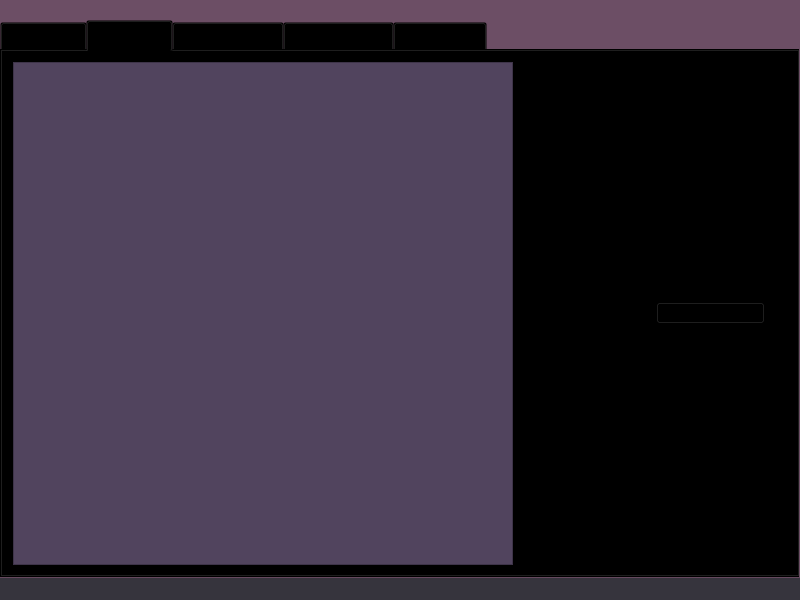
Before: the Qt Designer form BD/CoursWork/GameStore/mainwindow.ui in andrej22116/PSU_Labs, drawn with Qt 5.
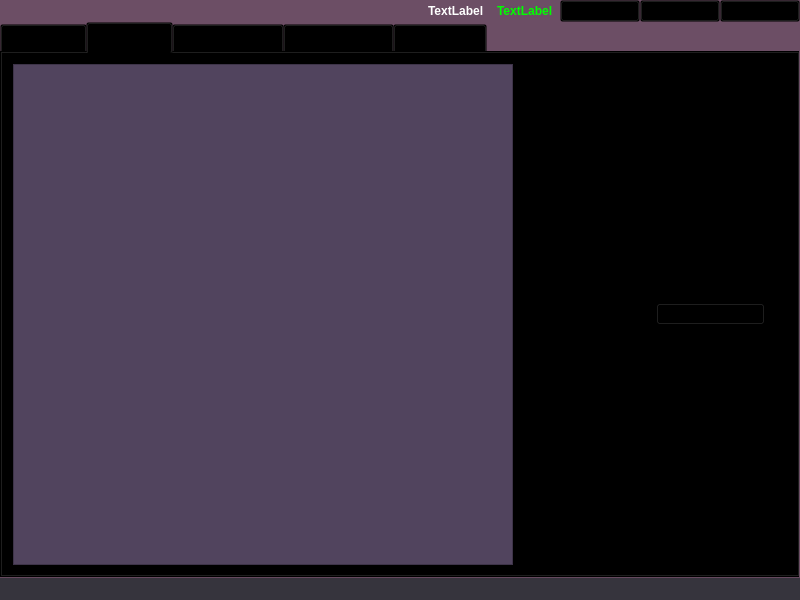
After: the same form once the commit is applied. Icons and pictures are not drawn.

Commit message: Added login dialog and more!

The edit to the form file:
```diff
--- a/BD/CoursWork/GameStore/mainwindow.ui
+++ b/BD/CoursWork/GameStore/mainwindow.ui
@@ -32,11 +32,11 @@
 #centralWidget  {
 	background-color: rgb(108, 78, 101);
 }
-
+/*
 #mainTabWidget, #tabGameStore {
 	background-color: transparent;
 }
-
+*/
 #listGames {
 	background-color: rgb(81, 68, 94);
 }</string>
@@ -72,6 +72,17 @@
         <height>30</height>
        </size>
       </property>
+      <property name="styleSheet">
+       <string notr="true">QLabel {
+	font-weight: bold;
+	padding: 2px 3px 2px 3px;
+	color: white;
+}
+
+#labelUserMoney {
+	color: lime;
+}</string>
+      </property>
       <layout class="QHBoxLayout" name="horizontalLayout">
        <property name="spacing">
         <number>0</number>
@@ -104,6 +115,41 @@
          </property>
         </spacer>
        </item>
+       <item>
+        <widget class="QLabel" name="labelNickname">
+         <property name="text">
+          <string>TextLabel</string>
+         </property>
+        </widget>
+       </item>
+       <item>
+        <widget class="QLabel" name="labelUserMoney">
+         <property name="text">
+          <string>TextLabel</string>
+         </property>
+        </widget>
+       </item>
+       <item>
+        <widget class="QPushButton" name="buttonLogin">
+         <property name="text">
+          <string>Войти</string>
+         </property>
+        </widget>
+       </item>
+       <item>
+        <widget class="QPushButton" name="buttonRegistration">
+         <property name="text">
+          <string>Регистрация</string>
+         </property>
+        </widget>
+       </item>
+       <item>
+        <widget class="QPushButton" name="buttonLogout">
+         <property name="text">
+          <string>Выйти</string>
+         </property>
+        </widget>
+       </item>
       </layout>
      </widget>
     </item>
```
The commit also changes 11 other files.
